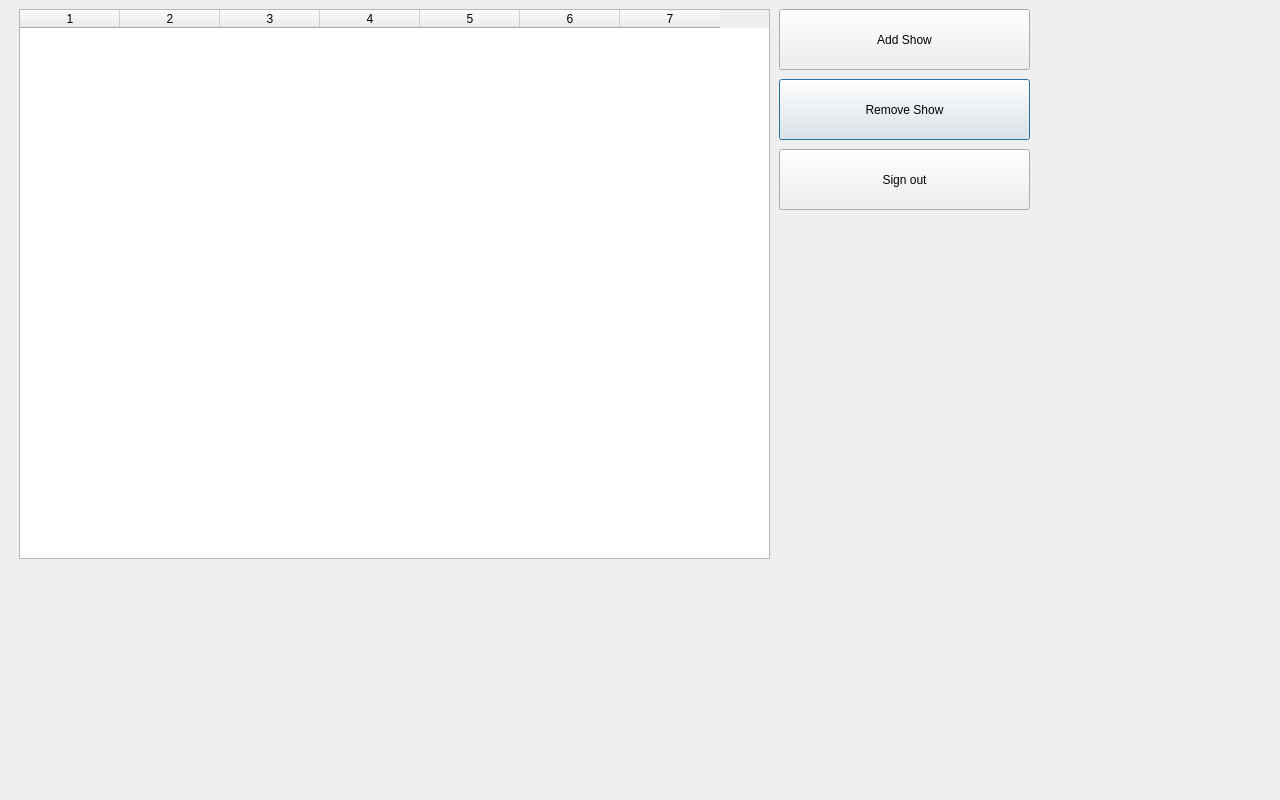
Above: admin.ui from vishvanathan-k/theatre_booking before the change. Below: the same form after it.
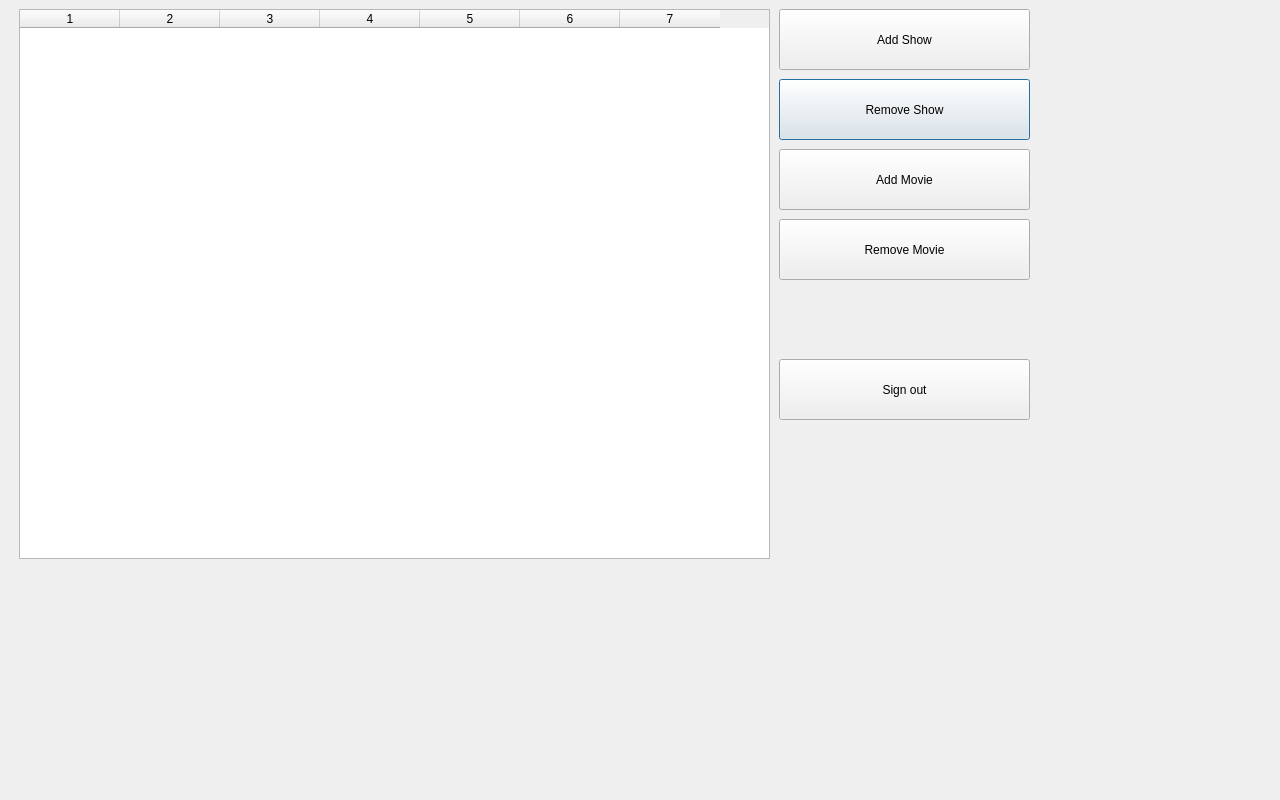
That is the form after the change.

Commit message: Add movie and remove movie Co-authored-by: JaswanthSri <JaswanthSri@users.noreply.github.com> Co-authored-by: hariharan087 <hariharan087@users.noreply.github.com>

The edit to the form file:
```diff
--- a/admin.ui
+++ b/admin.ui
@@ -72,7 +72,7 @@
     <property name="geometry">
      <rect>
       <x>780</x>
-      <y>150</y>
+      <y>360</y>
       <width>251</width>
       <height>61</height>
      </rect>
@@ -81,6 +81,32 @@
      <string>Sign out</string>
     </property>
    </widget>
+   <widget class="QPushButton" name="AddMov">
+    <property name="geometry">
+     <rect>
+      <x>780</x>
+      <y>150</y>
+      <width>251</width>
+      <height>61</height>
+     </rect>
+    </property>
+    <property name="text">
+     <string>Add Movie</string>
+    </property>
+   </widget>
+   <widget class="QPushButton" name="RemoveMov">
+    <property name="geometry">
+     <rect>
+      <x>780</x>
+      <y>220</y>
+      <width>251</width>
+      <height>61</height>
+     </rect>
+    </property>
+    <property name="text">
+     <string>Remove Movie</string>
+    </property>
+   </widget>
   </widget>
  </widget>
  <resources/>
```
The commit also changes 4 other files.
